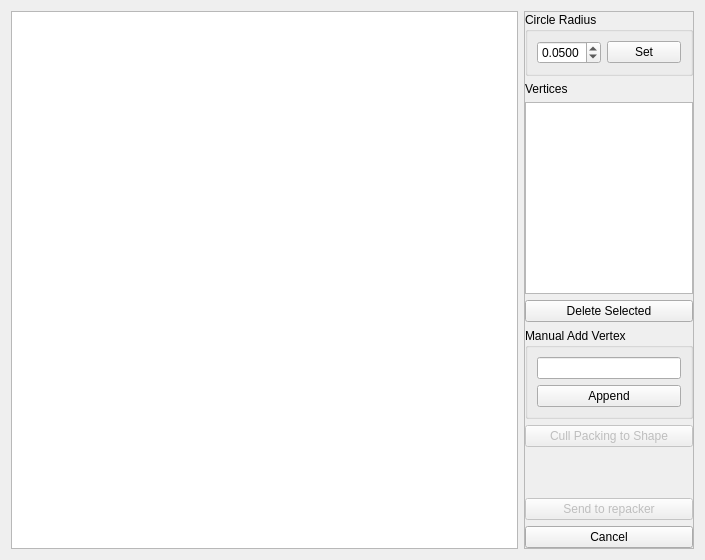
Above: src/gui/ShapeSelector.ui from Nomadluap/circles before the change. Below: the same form after it.
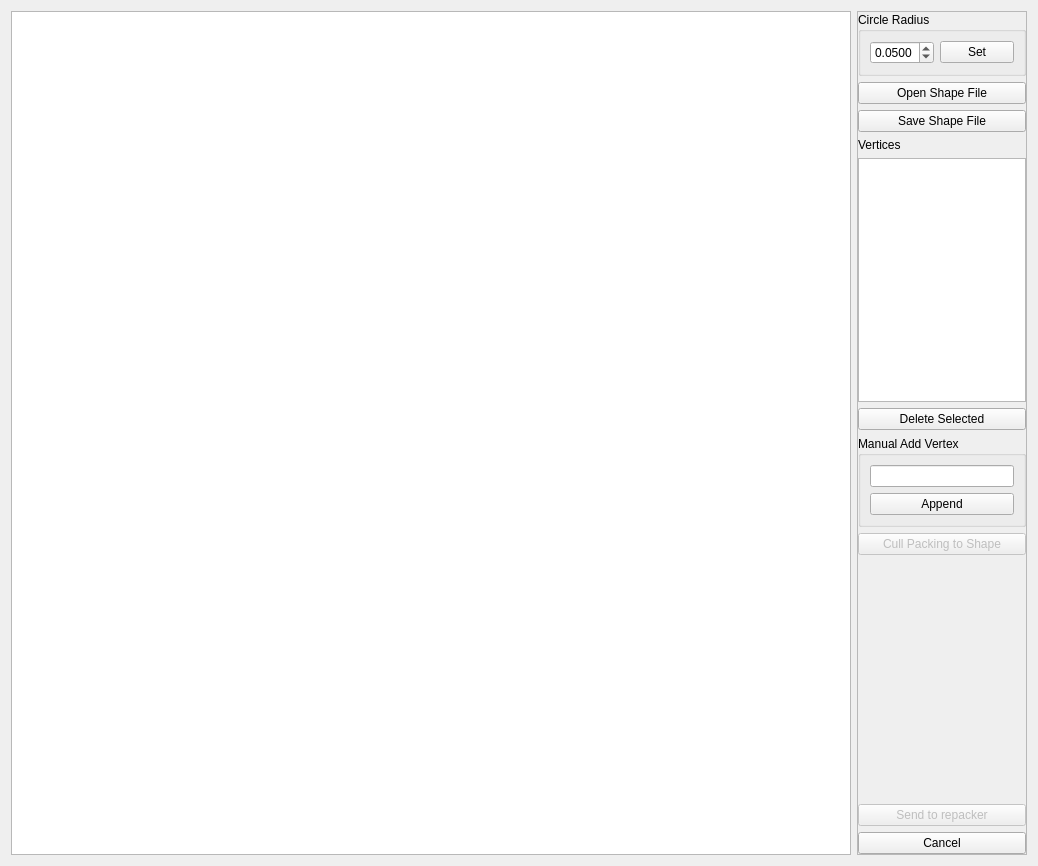
That is the form after the change.

Commit message: Can now open and save shape files in the shape selector

Patch:
```diff
--- a/src/gui/ShapeSelector.ui
+++ b/src/gui/ShapeSelector.ui
@@ -6,8 +6,8 @@
    <rect>
     <x>0</x>
     <y>0</y>
-    <width>705</width>
-    <height>560</height>
+    <width>1038</width>
+    <height>866</height>
    </rect>
   </property>
   <property name="sizeIncrement">
@@ -24,7 +24,14 @@
   </property>
   <layout class="QHBoxLayout" name="horizontalLayout">
    <item>
-    <widget class="QGraphicsView" name="view"/>
+    <widget class="QGraphicsView" name="view">
+     <property name="verticalScrollBarPolicy">
+      <enum>Qt::ScrollBarAlwaysOff</enum>
+     </property>
+     <property name="horizontalScrollBarPolicy">
+      <enum>Qt::ScrollBarAlwaysOff</enum>
+     </property>
+    </widget>
    </item>
    <item>
     <widget class="QFrame" name="controlFrame">
@@ -100,6 +107,20 @@
         </layout>
        </widget>
       </item>
+      <item>
+       <widget class="QPushButton" name="btnOpenShapeFile">
+        <property name="text">
+         <string>Open Shape File</string>
+        </property>
+       </widget>
+      </item>
+      <item>
+       <widget class="QPushButton" name="btnSaveShapeFile">
+        <property name="text">
+         <string>Save Shape File</string>
+        </property>
+       </widget>
+      </item>
       <item>
        <widget class="QLabel" name="label_2">
         <property name="text">
```
The commit also changes 8 other files.
